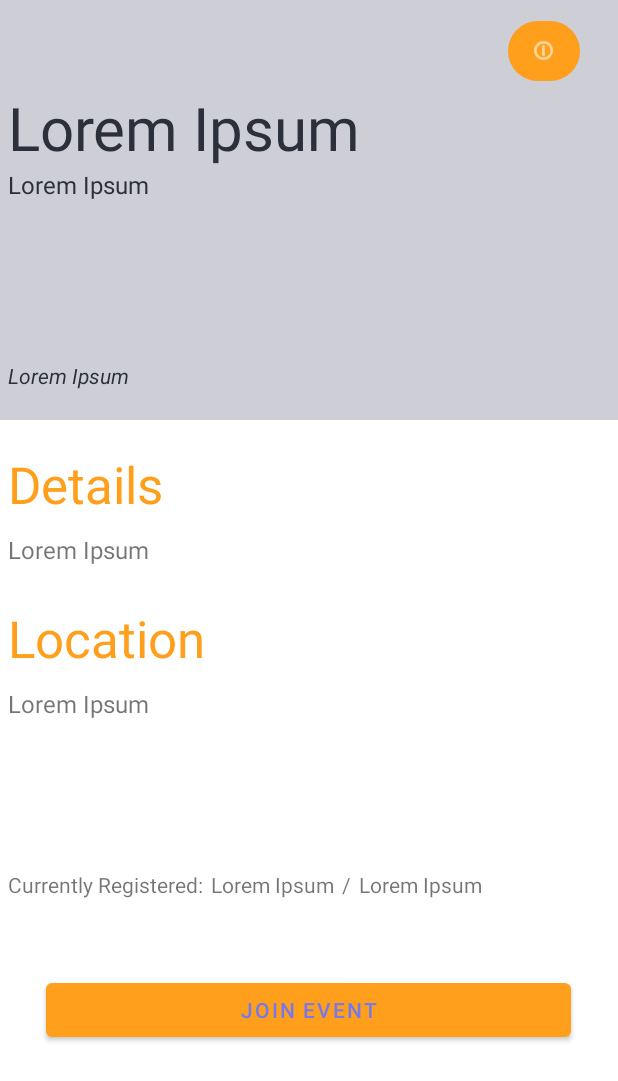
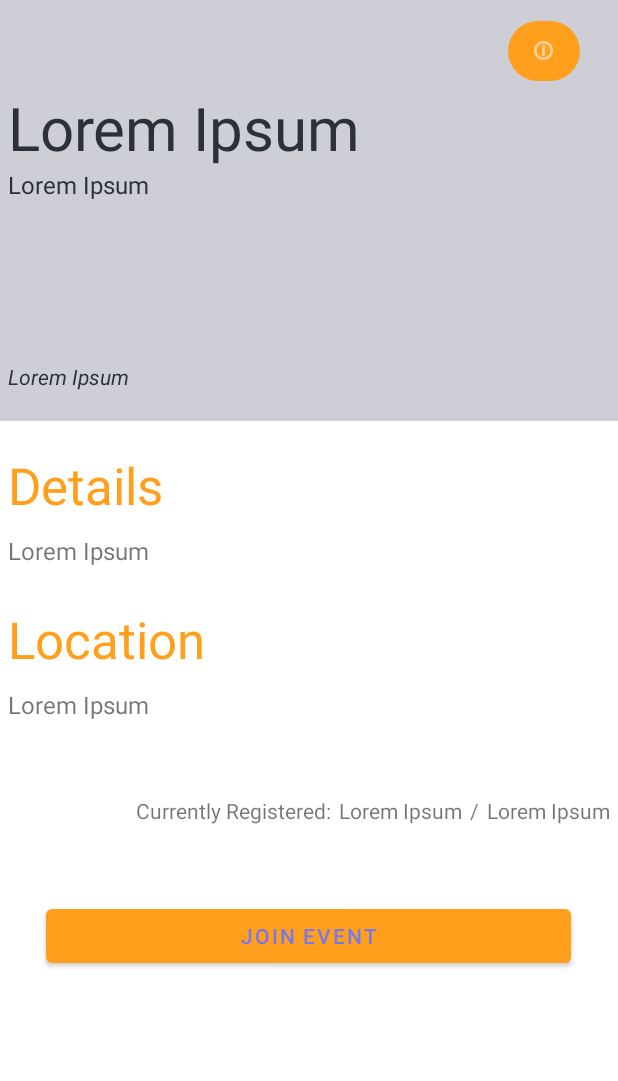
Before and after one commit to winter2022-comp3717/project-genuity, an Android app: the layout activity_event_page.xml on its own in the app's theme, with its tools: preview values and no code run, on a phone screen of 412 x 824 dp. Shown: the top 1081 px of the screen. Run offline under Robolectric (Android 15) with nearby library versions, the phone set to English and light mode, and no system bars; Roboto replaces fonts that are not available here.

Commit message:
add delete event button

```diff
--- a/app/src/main/res/layout/activity_event_page.xml
+++ b/app/src/main/res/layout/activity_event_page.xml
@@ -111,7 +111,8 @@
         <LinearLayout
             android:layout_width="wrap_content"
             android:layout_height="wrap_content"
-            android:layout_marginTop="100dp"
+            android:layout_gravity="right"
+            android:layout_marginTop="50dp"
             android:orientation="horizontal">
 
             <TextView
@@ -153,6 +154,15 @@
             android:text="Join Event"
             android:textColor="@color/custom_purple" />
 
+        <Button
+            android:id="@+id/button_eventPage_cancel"
+            android:layout_width="wrap_content"
+            android:layout_height="wrap_content"
+            android:layout_gravity="center"
+            android:backgroundTint="@android:color/holo_red_dark"
+            android:text="@string/event_cancelButton"
+            android:visibility="invisible" />
+
     </LinearLayout>
 
 </LinearLayout>
--- a/app/src/main/res/values/strings.xml
+++ b/app/src/main/res/values/strings.xml
@@ -31,4 +31,5 @@
     <string name="userEvents_button_cancel">Cancel</string>
     <string name="homeEvents_capacity">Currently Registered:</string>
     <string name="homeEvents_seperator">/</string>
+    <string name="event_cancelButton">Cancel Event</string>
 </resources>
```
Also changed, not shown: app/src/main/java/com/bcit/project_genuity/EventPageActivity.java (+84 -18 lines).
